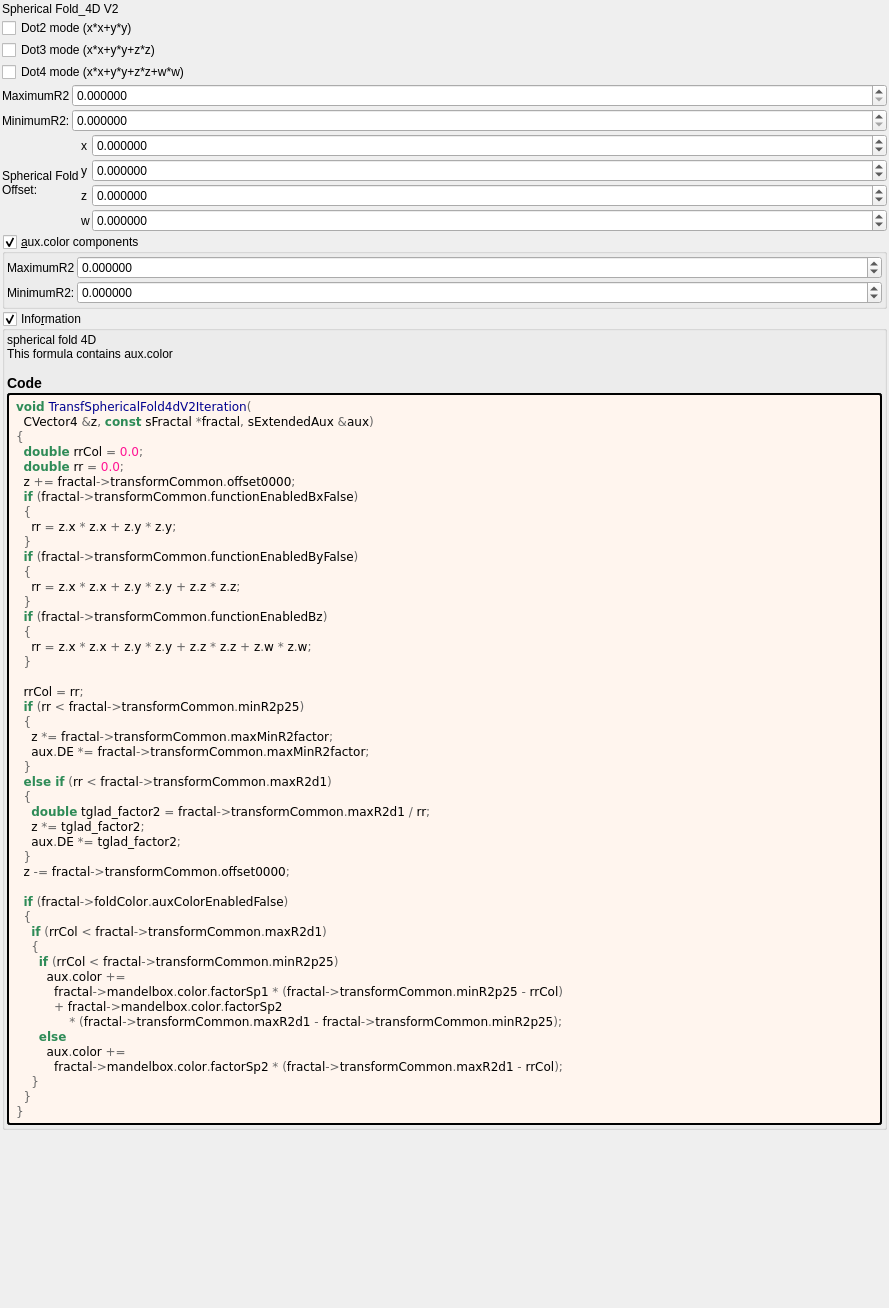
Above: mandelbulber2/formula/ui/transf_spherical_fold4d_v2.ui from buddhi1980/mandelbulber2 before the change. Below: the same form after it.
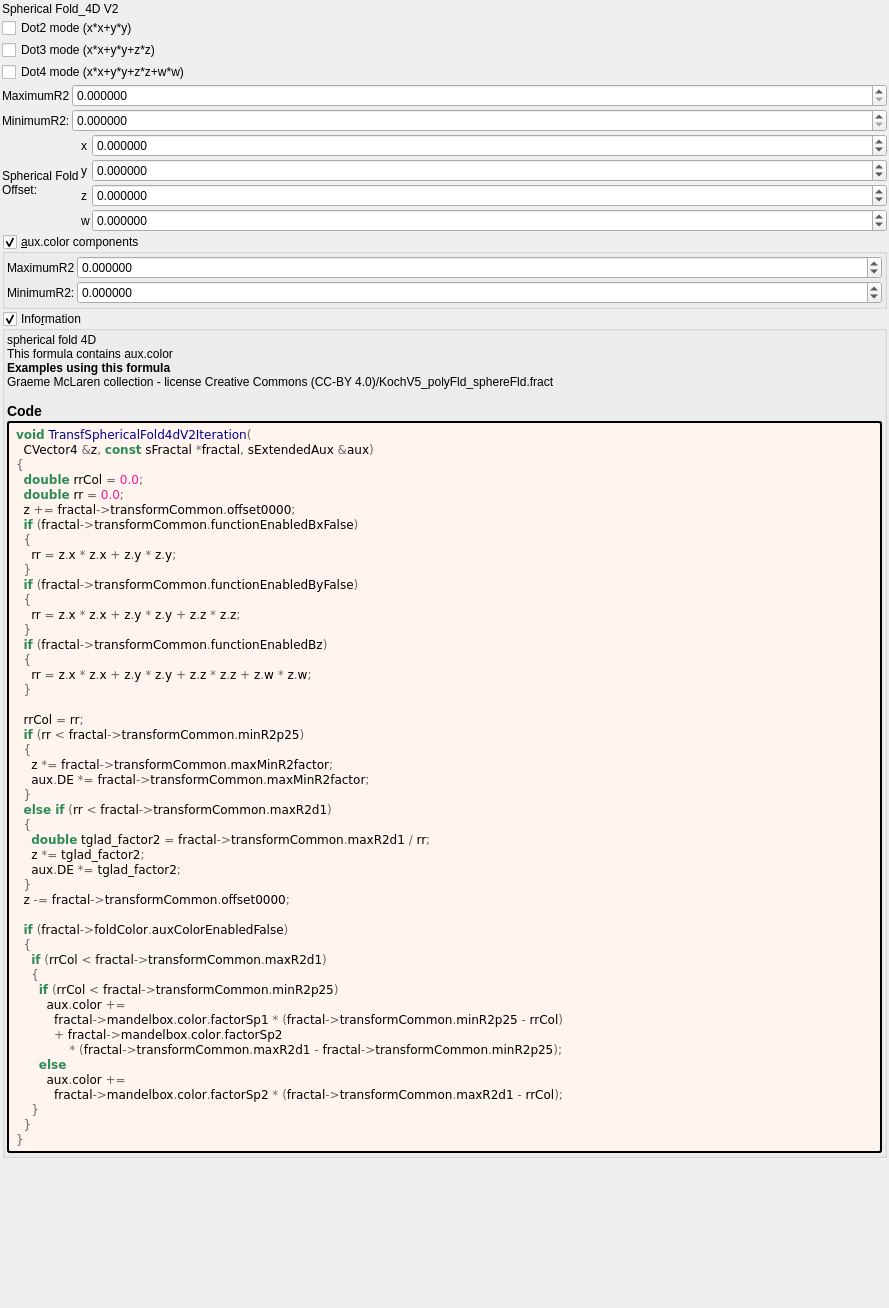
That is the form after the change. Custom widgets are drawn as their Qt base class.

```diff
--- a/mandelbulber2/formula/ui/transf_spherical_fold4d_v2.ui
+++ b/mandelbulber2/formula/ui/transf_spherical_fold4d_v2.ui
@@ -429,7 +429,7 @@
         <property name="text">
          <string notr="true">&lt;p&gt;spherical fold 4D&lt;br&gt;This formula contains aux.color&lt;/p&gt;&lt;table&gt;
 &lt;/table&gt;
-&lt;h3&gt;Code&lt;/h3&gt;</string>
+&lt;br&gt;&lt;b&gt;Examples using this formula&lt;/b&gt;&lt;br&gt;Graeme McLaren  collection - license Creative Commons  (CC-BY 4.0)/KochV5_polyFld_sphereFld.fract&lt;h3&gt;Code&lt;/h3&gt;</string>
         </property>
         <property name="wordWrap">
          <bool>true</bool>
```
